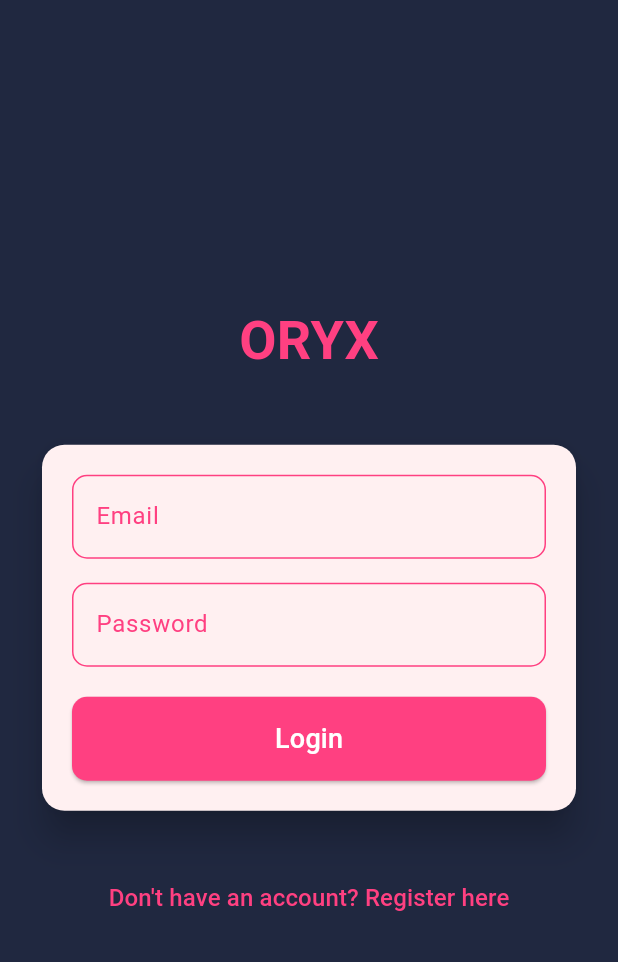
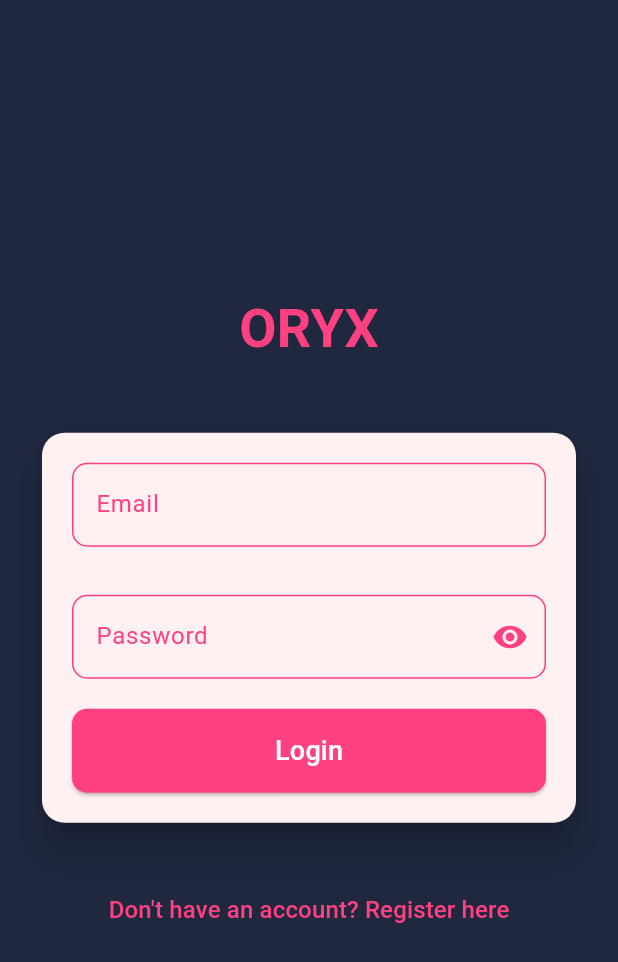
Before and after one commit to strelizia53/ssp-mobile, a Flutter app: the screen it shows after launch, on a phone screen of 412 x 824 dp. Shown: the top 962 px of the screen. Run offline on Flutter 3.47's test engine with Material 3 defaults, Android fonts, the phone set to English and light mode, and no system bars; our stand-ins replace shared_preferences.

Commit message:
working changes

```diff
--- a/lib/login_page.dart
+++ b/lib/login_page.dart
@@ -1,4 +1,5 @@
 import 'package:flutter/material.dart';
+import 'package:shared_preferences/shared_preferences.dart';
 import 'api_service.dart';
 
 class LoginPage extends StatefulWidget {
@@ -12,11 +13,14 @@ class _LoginPageState extends State<LoginPage> {
   final _emailController = TextEditingController();
   final _passwordController = TextEditingController();
   final _apiService = ApiService();
+  final _formKey = GlobalKey<FormState>(); // Form key for validation
 
   bool isLoading = false;
   String? errorMessage;
+  bool _obscurePassword = true; // For toggling password visibility
 
   Future<void> _login() async {
+    if (_formKey.currentState!.validate()) {
       setState(() {
         isLoading = true;
         errorMessage = null;
@@ -27,9 +31,24 @@ class _LoginPageState extends State<LoginPage> {
           _emailController.text,
           _passwordController.text,
         );
+
         final token = result['token'];
-      Navigator.pushReplacementNamed(context, '/home', arguments: token);
-    } catch (error) {
+        if (token != null) {
+          SharedPreferences prefs = await SharedPreferences.getInstance();
+          bool isStored = await prefs.setString('token', token);
+
+          if (isStored) {
+            print('Token successfully stored: $token');
+            Navigator.pushReplacementNamed(context, '/home');
+          } else {
+            throw Exception('Failed to store token');
+          }
+        } else {
+          throw Exception('Login failed: No token returned');
+        }
+      } catch (error, stackTrace) {
+        print('Error: $error');
+        print('StackTrace: $stackTrace');
         setState(() {
           errorMessage = error.toString();
         });
@@ -39,11 +58,22 @@ class _LoginPageState extends State<LoginPage> {
         });
       }
     }
+  }
+
+  // Basic Email Validation
+  String? _validateEmail(String value) {
+    const emailPattern = r'^[^@]+@[^@]+\.[^@]+';
+    final regExp = RegExp(emailPattern);
+
+    if (!regExp.hasMatch(value)) {
+      return 'Please enter a valid email';
+    }
+    return null;
+  }
 
   @override
   Widget build(BuildContext context) {
     return Scaffold(
-      // Background color for the login page
       backgroundColor: const Color(0xFF202840),
       body: Center(
         child: SingleChildScrollView(
@@ -52,7 +82,6 @@ class _LoginPageState extends State<LoginPage> {
             child: Column(
               crossAxisAlignment: CrossAxisAlignment.center,
               children: [
-                // Logo or title at the top
                 const Text(
                   "ORYX",
                   style: TextStyle(
@@ -63,7 +92,6 @@ class _LoginPageState extends State<LoginPage> {
                 ),
                 const SizedBox(height: 40),
 
-                // Card for form input with a shadow for professionalism
                 Card(
                   shape: RoundedRectangleBorder(
                     borderRadius: BorderRadius.circular(15),
@@ -71,52 +99,66 @@ class _LoginPageState extends State<LoginPage> {
                   elevation: 10,
                   child: Padding(
                     padding: const EdgeInsets.all(20.0),
+                    child: Form(
+                      key: _formKey,
                       child: Column(
                         children: [
-                        // Email Input Field
-                        TextField(
+                          TextFormField(
                             controller: _emailController,
-                          style: const TextStyle(color: Colors.pinkAccent),  // Pink text color
+                            style: const TextStyle(color: Colors.pinkAccent),
                             decoration: InputDecoration(
                               labelText: 'Email',
-                            labelStyle: const TextStyle(color: Colors.pinkAccent),  // Pink label
+                              labelStyle: const TextStyle(color: Colors.pinkAccent),
                               hintText: 'Enter your email',
-                            hintStyle: TextStyle(color: Colors.pinkAccent.withOpacity(0.7)),  // Pink hint
+                              hintStyle: TextStyle(color: Colors.pinkAccent.withOpacity(0.7)),
                               enabledBorder: OutlineInputBorder(
-                              borderSide: const BorderSide(color: Colors.pinkAccent),  // Pink border
+                                borderSide: const BorderSide(color: Colors.pinkAccent),
                                 borderRadius: BorderRadius.circular(10),
                               ),
                               focusedBorder: OutlineInputBorder(
-                              borderSide: const BorderSide(color: Colors.pinkAccent, width: 2.0),  // Pink border when focused
+                                borderSide: const BorderSide(color: Colors.pinkAccent, width: 2.0),
                                 borderRadius: BorderRadius.circular(10),
                               ),
                             ),
+                            validator: (value) => _validateEmail(value!),
                           ),
                           const SizedBox(height: 16),
 
-                        // Password Input Field
-                        TextField(
+                          const SizedBox(height: 16),
+
+                          // Password Input Field with Toggle
+                          TextFormField(
                             controller: _passwordController,
-                          obscureText: true,
-                          style: const TextStyle(color: Colors.pinkAccent),  // Pink text color
+                            obscureText: _obscurePassword,
+                            style: const TextStyle(color: Colors.pinkAccent),
                             decoration: InputDecoration(
                               labelText: 'Password',
-                            labelStyle: const TextStyle(color: Colors.pinkAccent),  // Pink label
+                              labelStyle: const TextStyle(color: Colors.pinkAccent),
                               hintText: 'Enter your password',
-                            hintStyle: TextStyle(color: Colors.pinkAccent.withOpacity(0.7)),  // Pink hint
+                              hintStyle: TextStyle(color: Colors.pinkAccent.withOpacity(0.7)),
                               enabledBorder: OutlineInputBorder(
-                              borderSide: const BorderSide(color: Colors.pinkAccent),  // Pink border
+                                borderSide: const BorderSide(color: Colors.pinkAccent),
                                 borderRadius: BorderRadius.circular(10),
                               ),
                               focusedBorder: OutlineInputBorder(
-                              borderSide: const BorderSide(color: Colors.pinkAccent, width: 2.0),  // Pink border when focused
+                                borderSide: const BorderSide(color: Colors.pinkAccent, width: 2.0),
                                 borderRadius: BorderRadius.circular(10),
+                              ),
+                              suffixIcon: IconButton(
+                                icon: Icon(
+                                  _obscurePassword ? Icons.visibility : Icons.visibility_off,
+                                  color: Colors.pinkAccent,
+                                ),
+                                onPressed: () {
+                                  setState(() {
+                                    _obscurePassword = !_obscurePassword;
+                                  });
+                                },
                               ),
                             ),
                           ),
                           const SizedBox(height: 20),
 
-                        // Error Message
                           if (errorMessage != null)
                             Padding(
                               padding: const EdgeInsets.only(bottom: 16.0),
@@ -126,7 +168,7 @@ class _LoginPageState extends State<LoginPage> {
                               ),
                             ),
 
-                        // Login Button with loading state
+                          // Login Button
                           SizedBox(
                             width: double.infinity,
                             child: ElevatedButton(
@@ -136,7 +178,7 @@ class _LoginPageState extends State<LoginPage> {
                                 shape: RoundedRectangleBorder(
                                   borderRadius: BorderRadius.circular(10),
                                 ),
-                              backgroundColor: Colors.pinkAccent, // Pink button
+                                backgroundColor: Colors.pinkAccent,
                               ),
                               child: isLoading
                                   ? const CircularProgressIndicator(
@@ -155,9 +197,9 @@ class _LoginPageState extends State<LoginPage> {
                       ),
                     ),
                   ),
+                ),
                 const SizedBox(height: 30),
 
-                // Register Text Button
                 TextButton(
                   onPressed: () {
                     Navigator.pushNamed(context, '/register');
--- a/lib/main.dart
+++ b/lib/main.dart
@@ -2,14 +2,36 @@ import 'package:flutter/material.dart';
 import 'home_page.dart';
 import 'login_page.dart';
 import 'register_page.dart';
+import 'package:shared_preferences/shared_preferences.dart';
 import 'product_page.dart';  // Import ProductPage
 
 void main() {
   runApp(const MyApp());
 }
 
-class MyApp extends StatelessWidget {
-  const MyApp({super.key});
+class MyApp extends StatefulWidget {
+  const MyApp({Key? key}) : super(key: key);
+
+  @override
+  State<MyApp> createState() => _MyAppState();
+}
+
+class _MyAppState extends State<MyApp> {
+  String? token;
+
+  @override
+  void initState() {
+    super.initState();
+    _checkLoginStatus(); // Check if user is logged in
+  }
+
+  // Method to check if user has a valid token stored in SharedPreferences
+  Future<void> _checkLoginStatus() async {
+    SharedPreferences prefs = await SharedPreferences.getInstance();
+    setState(() {
+      token = prefs.getString('token'); // Retrieve token if available
+    });
+  }
 
   @override
   Widget build(BuildContext context) {
@@ -23,13 +45,12 @@ class MyApp extends StatelessWidget {
           bodyMedium: TextStyle(color: Colors.white),
         ),
       ),
-      initialRoute: '/login',  // Start at login page
+      // Check if token is null, and navigate accordingly
+      home: token == null ? const LoginPage() : HomePage(token: token ?? ''),  // Safely pass token
       routes: {
         '/login': (context) => const LoginPage(),
         '/register': (context) => const RegisterPage(),
-        '/home': (context) => HomePage(
-          token: ModalRoute.of(context)!.settings.arguments as String,
-        ),
+        '/home': (context) => HomePage(token: token ?? ''), // Safely handle null token
         '/products': (context) => const ProductPage(),
       },
     );
--- a/pubspec.yaml
+++ b/pubspec.yaml
@@ -37,6 +37,7 @@ dependencies:
   # The following adds the Cupertino Icons font to your application.
   # Use with the CupertinoIcons class for iOS style icons.
   cupertino_icons: ^1.0.8
+  shared_preferences: ^2.3.2
 
 dev_dependencies:
   flutter_test:
@@ -54,6 +55,8 @@ dev_dependencies:
 
 # The following section is specific to Flutter packages.
 flutter:
+  assets:
+    - assets/logo.webp
 
   # The following line ensures that the Material Icons font is
   # included with your application, so that you can use the icons in
```
Also changed, not shown: lib/api_service.dart (+125 -17 lines), lib/cart_page.dart (added, +78 -0 lines), lib/home_page.dart (+10 -10 lines), lib/product_detail_page.dart (+19 -5 lines), lib/register_page.dart (+51 -7 lines), lib/splash_screen.dart (added, +92 -0 lines), assets/logo.webp (added), pubspec.lock, 2 other files. Lines whose indentation alone changed are shown as unchanged.
